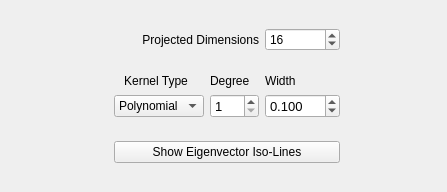
Above: _AlgorithmsPlugins/Projections/paramsKPCA.ui from b4silio/MLDemos before the change. Below: the same form after it.
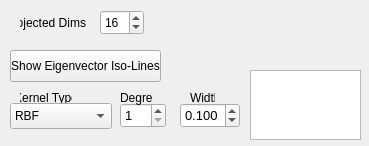
That is the form after the change.

What changed in the file:
```diff
--- a/_AlgorithmsPlugins/Projections/paramsKPCA.ui
+++ b/_AlgorithmsPlugins/Projections/paramsKPCA.ui
@@ -6,16 +6,22 @@
    <rect>
     <x>0</x>
     <y>0</y>
-    <width>447</width>
-    <height>192</height>
+    <width>369</width>
+    <height>146</height>
    </rect>
   </property>
   <property name="windowTitle">
    <string>Form</string>
   </property>
-  <layout class="QGridLayout" name="gridLayout">
-   <item row="2" column="1" colspan="2">
     <widget class="QLabel" name="labelkernel">
+   <property name="geometry">
+    <rect>
+     <x>20</x>
+     <y>90</y>
+     <width>52</width>
+     <height>16</height>
+    </rect>
+   </property>
      <property name="font">
       <font>
        <pointsize>9</pointsize>
@@ -28,35 +34,15 @@
       <set>Qt::AlignCenter</set>
      </property>
     </widget>
-   </item>
-   <item row="3" column="6">
-    <spacer name="horizontalSpacer">
-     <property name="orientation">
-      <enum>Qt::Horizontal</enum>
-     </property>
-     <property name="sizeHint" stdset="0">
-      <size>
-       <width>40</width>
-       <height>20</height>
-      </size>
-     </property>
-    </spacer>
-   </item>
-   <item row="3" column="0">
-    <spacer name="horizontalSpacer_2">
-     <property name="orientation">
-      <enum>Qt::Horizontal</enum>
-     </property>
-     <property name="sizeHint" stdset="0">
-      <size>
-       <width>40</width>
-       <height>20</height>
-      </size>
-     </property>
-    </spacer>
-   </item>
-   <item row="3" column="2">
     <widget class="QComboBox" name="kernelTypeCombo">
+   <property name="geometry">
+    <rect>
+     <x>10</x>
+     <y>103</y>
+     <width>102</width>
+     <height>26</height>
+    </rect>
+   </property>
      <property name="font">
       <font>
        <pointsize>9</pointsize>
@@ -72,7 +58,7 @@
 &lt;p style=&quot; margin-top:0px; margin-bottom:0px; margin-left:0px; margin-right:0px; -qt-block-indent:0; text-indent:0px;&quot;&gt;Sigmoid: tanh(&amp;lt;x,y&amp;gt; + offset)&lt;/p&gt;&lt;/body&gt;&lt;/html&gt;</string>
      </property>
      <property name="currentIndex">
-      <number>0</number>
+    <number>1</number>
      </property>
      <item>
       <property name="text">
@@ -90,68 +76,36 @@
       </property>
      </item>
     </widget>
-   </item>
-   <item row="0" column="4">
-    <widget class="QSpinBox" name="dimCountSpin">
-     <property name="font">
-      <font>
-       <pointsize>9</pointsize>
-      </font>
-     </property>
-     <property name="minimum">
-      <number>2</number>
-     </property>
-     <property name="maximum">
-      <number>100</number>
-     </property>
-     <property name="value">
-      <number>16</number>
-     </property>
-    </widget>
-   </item>
-   <item row="0" column="2" colspan="2">
     <widget class="QLabel" name="labelWidth_2">
+   <property name="geometry">
+    <rect>
+     <x>20</x>
+     <y>13</y>
+     <width>66</width>
+     <height>20</height>
+    </rect>
+   </property>
      <property name="font">
       <font>
        <pointsize>9</pointsize>
       </font>
      </property>
      <property name="text">
-      <string>Projected Dimensions</string>
+    <string>Projected Dims</string>
      </property>
      <property name="alignment">
       <set>Qt::AlignRight|Qt::AlignTrailing|Qt::AlignVCenter</set>
      </property>
     </widget>
-   </item>
-   <item row="0" column="0">
-    <spacer name="verticalSpacer_2">
-     <property name="orientation">
-      <enum>Qt::Vertical</enum>
-     </property>
-     <property name="sizeHint" stdset="0">
-      <size>
-       <width>20</width>
-       <height>40</height>
-      </size>
-     </property>
-    </spacer>
-   </item>
-   <item row="4" column="0">
-    <spacer name="verticalSpacer">
-     <property name="orientation">
-      <enum>Qt::Vertical</enum>
-     </property>
-     <property name="sizeHint" stdset="0">
-      <size>
-       <width>20</width>
-       <height>40</height>
-      </size>
-     </property>
-    </spacer>
-   </item>
-   <item row="4" column="2" colspan="3">
     <widget class="QPushButton" name="contourButton">
+   <property name="geometry">
+    <rect>
+     <x>10</x>
+     <y>50</y>
+     <width>151</width>
+     <height>32</height>
+    </rect>
+   </property>
      <property name="font">
       <font>
        <pointsize>9</pointsize>
@@ -161,9 +115,15 @@
       <string>Show Eigenvector Iso-Lines</string>
      </property>
     </widget>
-   </item>
-   <item row="3" column="3">
     <widget class="QDoubleSpinBox" name="kernelDegSpin">
+   <property name="geometry">
+    <rect>
+     <x>120</x>
+     <y>103</y>
+     <width>46</width>
+     <height>25</height>
+    </rect>
+   </property>
      <property name="font">
       <font>
        <pointsize>10</pointsize>
@@ -189,9 +149,15 @@
       <double>1.000000000000000</double>
      </property>
     </widget>
-   </item>
-   <item row="3" column="4">
     <widget class="QDoubleSpinBox" name="kernelWidthSpin">
+   <property name="geometry">
+    <rect>
+     <x>180</x>
+     <y>103</y>
+     <width>60</width>
+     <height>25</height>
+    </rect>
+   </property>
      <property name="font">
       <font>
        <pointsize>10</pointsize>
@@ -221,9 +187,15 @@
       <double>0.100000000000000</double>
      </property>
     </widget>
-   </item>
-   <item row="2" column="3">
     <widget class="QLabel" name="param1Label">
+   <property name="geometry">
+    <rect>
+     <x>120</x>
+     <y>90</y>
+     <width>32</width>
+     <height>16</height>
+    </rect>
+   </property>
      <property name="font">
       <font>
        <pointsize>9</pointsize>
@@ -233,9 +205,15 @@
       <string>Degree</string>
      </property>
     </widget>
-   </item>
-   <item row="2" column="4">
     <widget class="QLabel" name="param2Label">
+   <property name="geometry">
+    <rect>
+     <x>190</x>
+     <y>90</y>
+     <width>25</width>
+     <height>16</height>
+    </rect>
+   </property>
      <property name="font">
       <font>
        <pointsize>9</pointsize>
@@ -245,8 +223,68 @@
       <string>Width</string>
      </property>
     </widget>
-   </item>
-  </layout>
+  <widget class="QSpinBox" name="dimCountSpin">
+   <property name="geometry">
+    <rect>
+     <x>100</x>
+     <y>10</y>
+     <width>44</width>
+     <height>25</height>
+    </rect>
+   </property>
+   <property name="font">
+    <font>
+     <pointsize>9</pointsize>
+    </font>
+   </property>
+   <property name="toolTip">
+    <string>&lt;!DOCTYPE HTML PUBLIC &quot;-//W3C//DTD HTML 4.0//EN&quot; &quot;http://www.w3.org/TR/REC-html40/strict.dtd&quot;&gt;
+&lt;html&gt;&lt;head&gt;&lt;meta name=&quot;qrichtext&quot; content=&quot;1&quot; /&gt;&lt;style type=&quot;text/css&quot;&gt;
+p, li { white-space: pre-wrap; }
+&lt;/style&gt;&lt;/head&gt;&lt;body style=&quot; font-family:'Lucida Grande'; font-size:9pt; font-weight:400; font-style:normal;&quot;&gt;
+&lt;p style=&quot; margin-top:0px; margin-bottom:0px; margin-left:0px; margin-right:0px; -qt-block-indent:0; text-indent:0px;&quot;&gt;# of dual eigen-vectors to be computed explicitly (will determine the dimensionality of the projected data)&lt;/p&gt;&lt;/body&gt;&lt;/html&gt;</string>
+   </property>
+   <property name="minimum">
+    <number>2</number>
+   </property>
+   <property name="maximum">
+    <number>100</number>
+   </property>
+   <property name="value">
+    <number>16</number>
+   </property>
+  </widget>
+  <widget class="QLabel" name="eigenGraph">
+   <property name="geometry">
+    <rect>
+     <x>161</x>
+     <y>2</y>
+     <width>201</width>
+     <height>61</height>
+    </rect>
+   </property>
+   <property name="toolTip">
+    <string>K-PCA Eigenvalues</string>
+   </property>
+   <property name="text">
+    <string/>
+   </property>
+  </widget>
+  <widget class="QListWidget" name="eigenList">
+   <property name="geometry">
+    <rect>
+     <x>250</x>
+     <y>70</y>
+     <width>111</width>
+     <height>70</height>
+    </rect>
+   </property>
+   <property name="font">
+    <font>
+     <pointsize>8</pointsize>
+    </font>
+   </property>
+  </widget>
  </widget>
  <resources/>
  <connections/>
```
Lines whose indentation alone changed are shown as unchanged.
